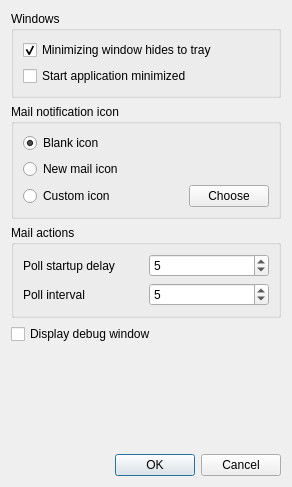
Ximi1970/systray-x, file app/SysTray-X/preferences.ui: the form before one commit.
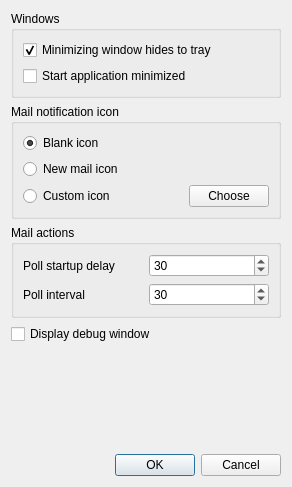
The form after the commit.

The edit to the form file:
```diff
--- a/app/SysTray-X/preferences.ui
+++ b/app/SysTray-X/preferences.ui
@@ -173,7 +173,7 @@
              <number>1</number>
             </property>
             <property name="value">
-             <number>5</number>
+             <number>30</number>
             </property>
            </widget>
           </item>
@@ -194,7 +194,7 @@
              <number>1</number>
             </property>
             <property name="value">
-             <number>5</number>
+             <number>30</number>
             </property>
            </widget>
           </item>
```
